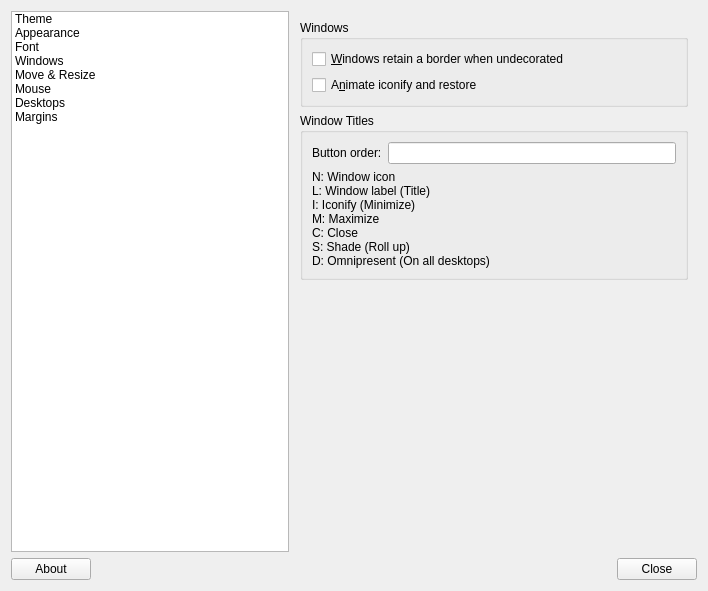
First picture: the form in src/obconf.ui, repository stefonarch/labwc-conf, before the edit.
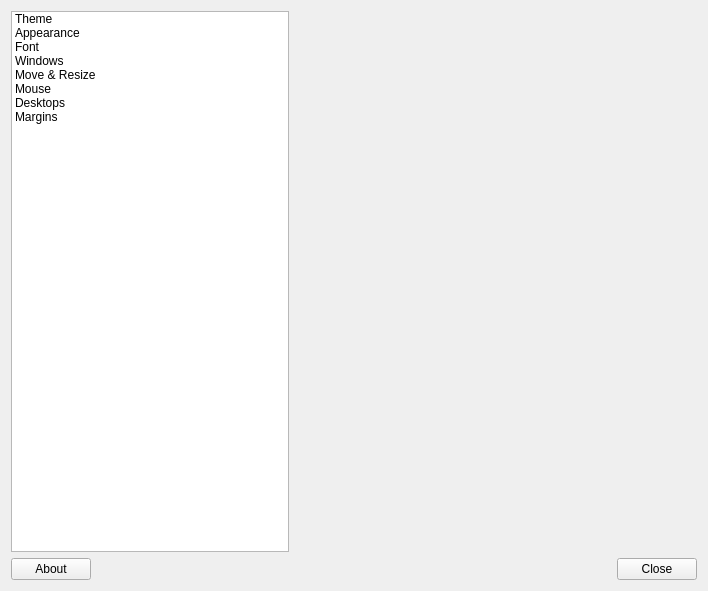
Second picture: the form after the edit. The open tabs and pages were chosen to show the change. Custom widgets are drawn as their Qt base class.

The edit to the form file:
```diff
--- a/src/obconf.ui
+++ b/src/obconf.ui
@@ -90,76 +90,7 @@
         </layout>
        </widget>
        <widget class="QWidget" name="appearancePage">
-        <layout class="QVBoxLayout" name="verticalLayout_4">
-         <item>
-          <widget class="QGroupBox" name="groupBox">
-           <property name="title">
-            <string>Windows</string>
-           </property>
-           <layout class="QVBoxLayout" name="verticalLayout_3">
-            <item>
-             <widget class="QCheckBox" name="window_border">
-              <property name="text">
-               <string>&amp;Windows retain a border when undecorated</string>
-              </property>
-             </widget>
-            </item>
-            <item>
-             <widget class="QCheckBox" name="animate_iconify">
-              <property name="text">
-               <string>A&amp;nimate iconify and restore</string>
-              </property>
-             </widget>
-            </item>
-           </layout>
-          </widget>
-         </item>
-         <item>
-          <widget class="QGroupBox" name="groupBox_2">
-           <property name="title">
-            <string>Window Titles</string>
-           </property>
-           <layout class="QFormLayout" name="formLayout_2">
-            <item row="0" column="0">
-             <widget class="QLabel" name="label">
-              <property name="text">
-               <string>Button order:</string>
-              </property>
-             </widget>
-            </item>
-            <item row="0" column="1">
-             <widget class="QLineEdit" name="title_layout"/>
-            </item>
-            <item row="1" column="0" colspan="2">
-             <widget class="QLabel" name="label_35">
-              <property name="text">
-               <string>N: Window icon
-L: Window label (Title)
-I: Iconify (Minimize)
-M: Maximize
-C: Close
-S: Shade (Roll up)
-D: Omnipresent (On all desktops)</string>
-              </property>
-             </widget>
-            </item>
-           </layout>
-          </widget>
-         </item>
-         <item>
-          <spacer name="verticalSpacer_4">
-           <property name="orientation">
-            <enum>Qt::Vertical</enum>
-           </property>
-           <property name="sizeHint" stdset="0">
-            <size>
-             <width>20</width>
-             <height>40</height>
-            </size>
-           </property>
-          </spacer>
-         </item>
-        </layout>
+        <layout class="QVBoxLayout" name="verticalLayout_4"/>
        </widget>
        <widget class="QWidget" name="fontPage">
         <layout class="QFormLayout" name="formLayout">
```
Left out of the diff: 2 changed lines with no effect on the pictures.
